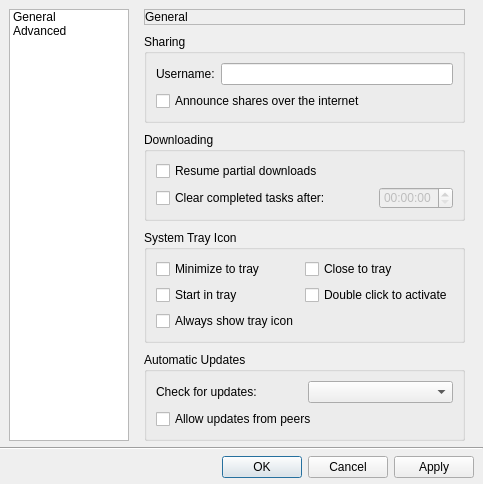
First picture: the form in src/qt-gui/DialogPreferences.ui, repository MrHacky/uftt, before the edit.
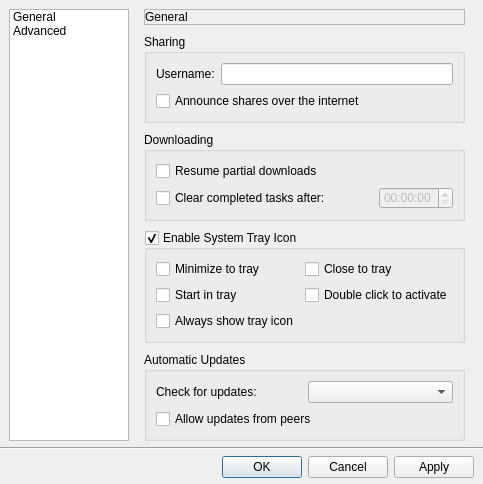
Second picture: the form after the edit.

Commit message: [QtGui] Implement setting for enabling/disabling systray icon.

The edit to the form file:
```diff
--- a/src/qt-gui/DialogPreferences.ui
+++ b/src/qt-gui/DialogPreferences.ui
@@ -270,7 +270,16 @@
          <item>
           <widget class="QGroupBox" name="groupBox_4">
            <property name="title">
-            <string>System Tray Icon</string>
+            <string>Enable System Tray Icon</string>
+           </property>
+           <property name="checkable">
+            <bool>true</bool>
+           </property>
+           <property name="checked">
+            <bool>true</bool>
+           </property>
+           <property name="settingkey" stdset="0">
+            <string notr="true">systray.showtask</string>
            </property>
            <layout class="QGridLayout" name="gridLayout">
             <item row="2" column="0">
```
The commit also changes 3 other files.
